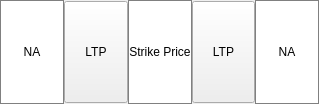
This is python/ui/Row.ui in nrajpoot1146/Trading as Qt 5 draws it before an edit. The edited form follows.
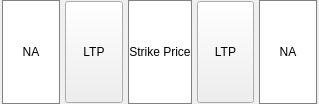
This is the edited form.

```diff
--- a/python/ui/Row.ui
+++ b/python/ui/Row.ui
@@ -52,11 +52,17 @@
    <item>
     <layout class="QHBoxLayout" name="horizontalLayout">
      <property name="spacing">
-      <number>0</number>
+      <number>5</number>
      </property>
      <property name="sizeConstraint">
       <enum>QLayout::SetMinimumSize</enum>
      </property>
+     <property name="leftMargin">
+      <number>2</number>
+     </property>
+     <property name="rightMargin">
+      <number>2</number>
+     </property>
      <item>
       <widget class="QLabel" name="lCallOIChange">
        <property name="text">
```
